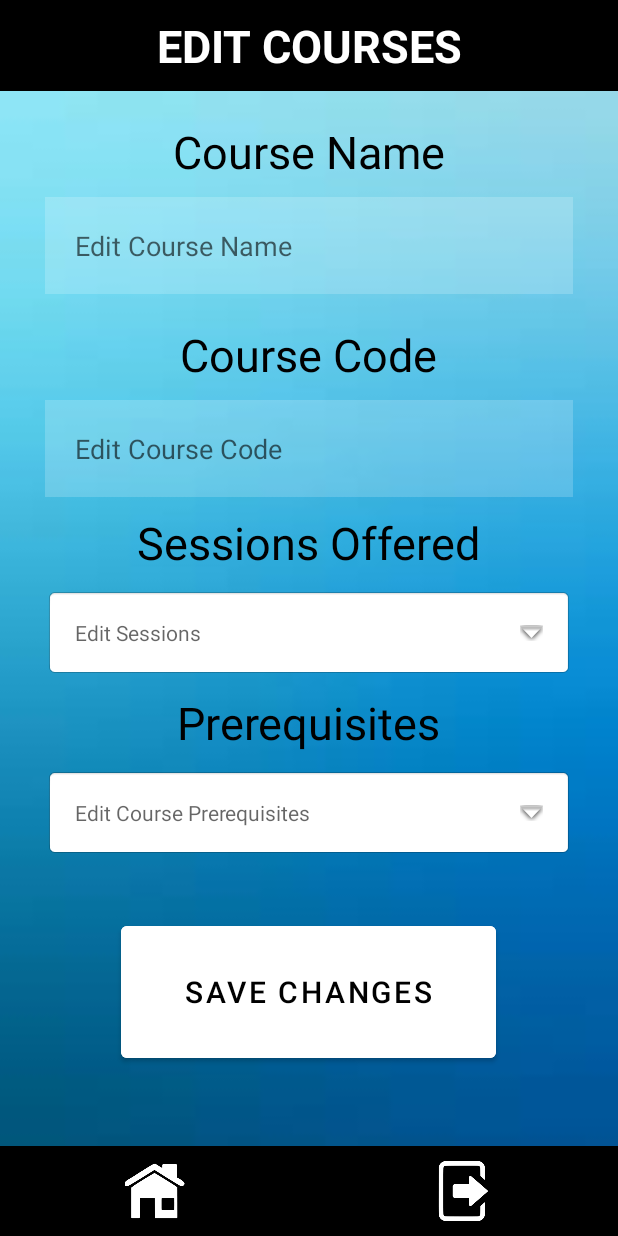
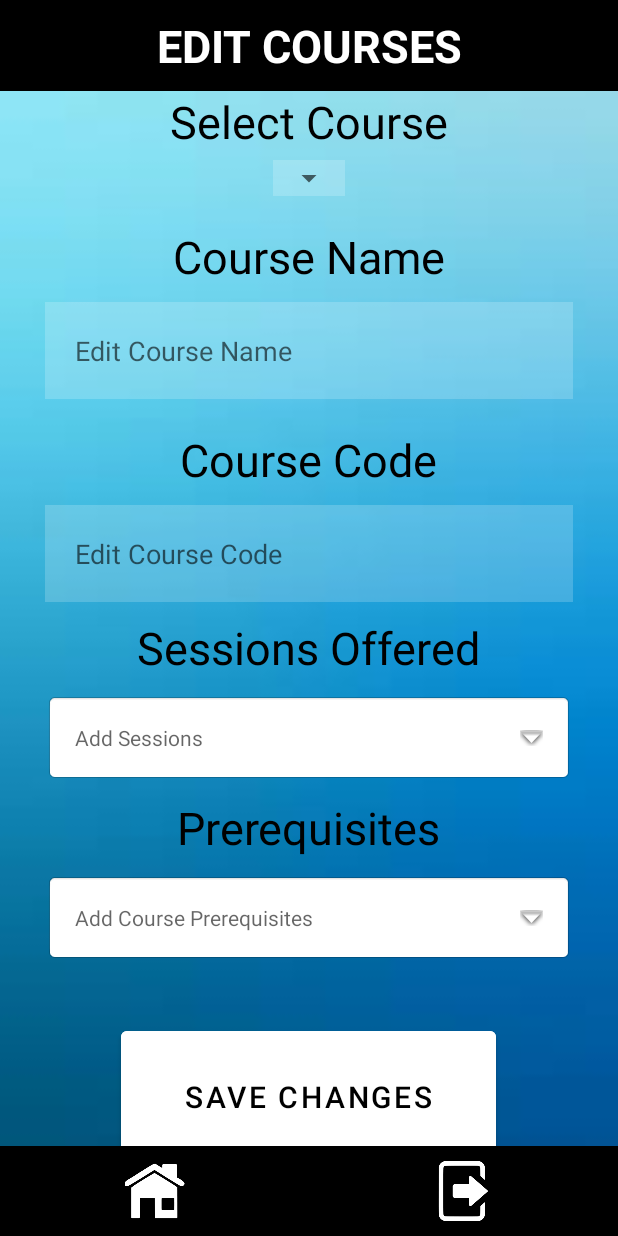
Before and after one commit to adam-badar/Acourse, an Android app: the layout activity_edit_course.xml on its own in the app's theme, with its tools: preview values and no code run, on a phone screen of 412 x 824 dp. Run offline under Robolectric (Android 15) with nearby library versions, the phone set to English and light mode, and no system bars.

```diff
--- a/app/src/main/java/com/example/test/AdminWelcomePage.java
+++ b/app/src/main/java/com/example/test/AdminWelcomePage.java
@@ -113,10 +113,8 @@ public class AdminWelcomePage extends AppCompatActivity {
                                     @Override
                                     public void onDataChange(@NonNull DataSnapshot snapshot) {
                                         for(DataSnapshot ds: snapshot.getChildren()){
-                                            for (DataSnapshot sd: ds.child("Past Courses").getChildren()){
-                                                DatabaseReference mel = FirebaseDatabase.getInstance().getReference().child("Users").child("Students").child(ds.getKey()).child("Past Courses").child(finalCourseArray1[finalJ]);
-                                                mel.removeValue();
-                                            }
+                                            DatabaseReference mel = FirebaseDatabase.getInstance().getReference().child("Users").child("Students").child("Past Courses").child(finalCourseArray1[finalJ]);
+
                                         }
                                     }
 
--- a/app/src/main/res/layout/activity_edit_course.xml
+++ b/app/src/main/res/layout/activity_edit_course.xml
@@ -46,12 +46,31 @@
                 <TextView
                     android:layout_width="wrap_content"
                     android:layout_height="wrap_content"
-                    android:paddingTop="20dp"
+                    android:text = "Select Course"
+                    android:textColor = "@color/black"
+                    android:textSize = "30dp"/>
+                <RelativeLayout
+                    android:layout_width="wrap_content"
+                    android:layout_height="wrap_content"
+                    android:background="#30ffffff"
+                    android:layout_marginTop="5dp">
+                    <Spinner
+                        android:id="@+id/select_course"
+                        android:layout_width="wrap_content"
+                        android:layout_height="wrap_content"
+                        android:layout_centerHorizontal="true" />
+                </RelativeLayout>
+
+                <TextView
+                    android:layout_width="wrap_content"
+                    android:layout_height="wrap_content"
+                    android:layout_marginTop="20dp"
                     android:text="Course Name"
                     android:textColor="@color/black"
                     android:textSize="30dp" />
 
                 <EditText
+                    android:id="@+id/courseName"
                     android:layout_width="match_parent"
                     android:layout_height="wrap_content"
                     android:layout_marginStart="30dp"
@@ -72,6 +91,7 @@
                     android:textSize="30dp" />
 
                 <EditText
+                    android:id="@+id/courseCode"
                     android:layout_width="match_parent"
                     android:layout_height="wrap_content"
                     android:layout_marginStart="30dp"
@@ -91,7 +111,7 @@
                     android:textSize="30dp" />
 
                 <TextView
-                    android:id="@+id/edit_session_dropdown_multiple"
+                    android:id="@+id/sessionOffered"
                     android:layout_width="match_parent"
                     android:layout_height="wrap_content"
                     android:layout_marginStart="30dp"
@@ -101,7 +121,7 @@
                     android:background="@android:drawable/editbox_background"
                     android:drawableEnd="@android:drawable/arrow_down_float"
                     android:drawablePadding="16dp"
-                    android:hint="Edit Sessions"
+                    android:hint="Add Sessions"
                     android:padding="20dp"
                     android:textColor="@color/black" />
                 <!--
@@ -124,7 +144,7 @@
                     android:textSize="30dp" />
 
                 <TextView
-                    android:id="@+id/edit_course_dropdown"
+                    android:id="@+id/prereqs"
                     android:layout_width="match_parent"
                     android:layout_height="wrap_content"
                     android:layout_marginStart="30dp"
@@ -134,23 +154,11 @@
                     android:background="@android:drawable/editbox_background"
                     android:drawableEnd="@android:drawable/arrow_down_float"
                     android:drawablePadding="16dp"
-                    android:hint="Edit Course Prerequisites"
+                    android:hint="Add Course Prerequisites"
                     android:padding="20dp"
                     android:textColor="@color/black" />
-                <!--
-                    <Spinner
-                        android:id = "@+id/prereq_dropdown"
-                        android:layout_width="match_parent"
-                        android:layout_marginStart="30dp"
-                        android:layout_marginTop="10dp"
-                        android:layout_marginEnd="30dp"
-                        android:layout_marginBottom="10dp"
-                        android:layout_height="wrap_content"
-                        android:background="@android:drawable/btn_dropdown"
-                        android:spinnerMode="dropdown"/>
-                    -->
                 <Button
-                    android:id="@+id/save_change_button"
+                    android:id="@+id/saveChanges"
                     android:layout_width="250dp"
                     android:layout_height="100dp"
                     android:layout_marginTop="30dp"
```
Also changed, not shown: app/src/main/res/drawable/newlogo.webp (added).
